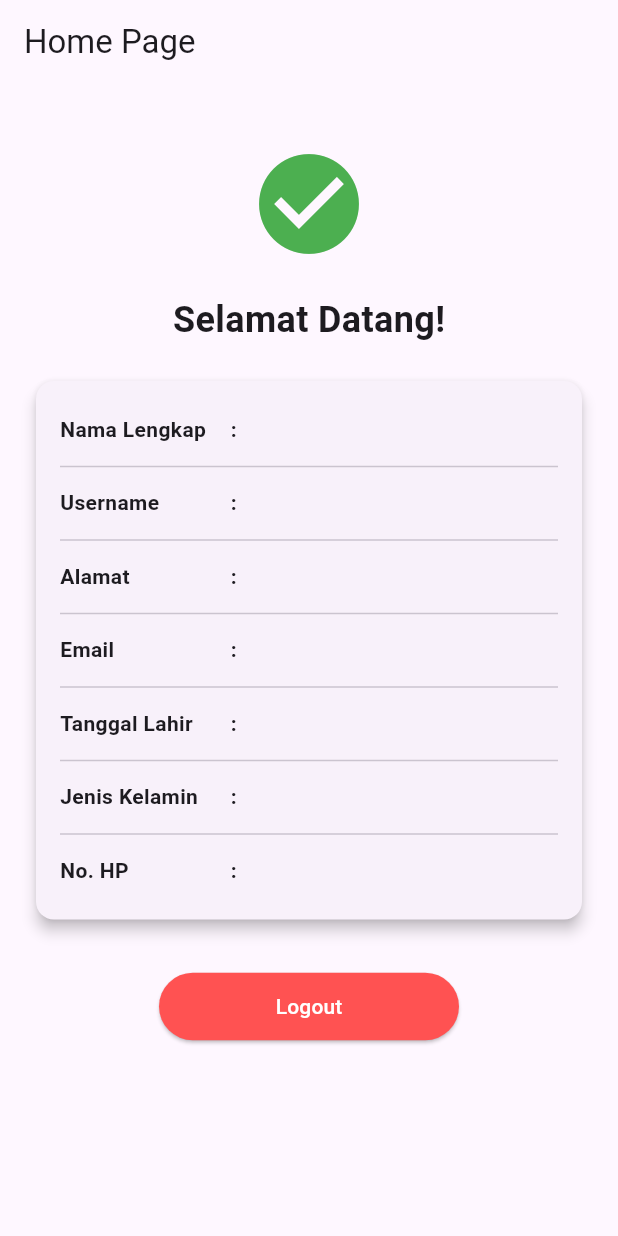
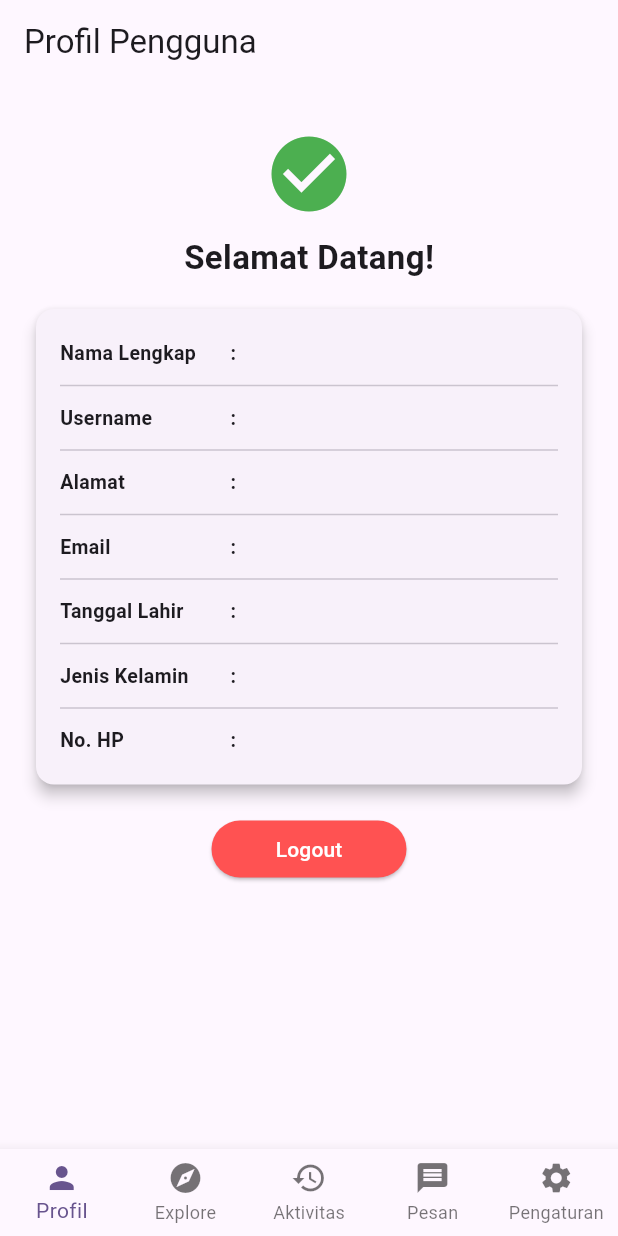
Before and after one commit to Yaugustz/Workshop-Pengebangan-Aplikasi, a Flutter app: the HomePage screen opened directly with empty values, on a phone screen of 412 x 824 dp. Run offline on Flutter 3.47's test engine with Material 3 defaults, Android fonts, the phone set to English and light mode, and no system bars.

Commit message:
Penambahan fitur Navbar

```diff
--- /dev/null
+++ b/lib/pages/activity_page.dart
@@ -0,0 +1,15 @@
+import 'package:flutter/material.dart';
+
+class ActivityPage extends StatelessWidget {
+  const ActivityPage({super.key});
+
+  @override
+  Widget build(BuildContext context) {
+    return const Center(
+      child: Text(
+        'Halaman Aktivitas',
+        style: TextStyle(fontSize: 20, fontWeight: FontWeight.w500, color: Colors.grey),
+      ),
+    );
+  }
+}
--- /dev/null
+++ b/lib/pages/explore_page.dart
@@ -0,0 +1,15 @@
+import 'package:flutter/material.dart';
+
+class ExplorePage extends StatelessWidget {
+  const ExplorePage({super.key});
+
+  @override
+  Widget build(BuildContext context) {
+    return const Center(
+      child: Text(
+        'Halaman Explore',
+        style: TextStyle(fontSize: 20, fontWeight: FontWeight.w500, color: Colors.grey),
+      ),
+    );
+  }
+}
--- a/lib/pages/home_page.dart
+++ b/lib/pages/home_page.dart
@@ -1,107 +1,88 @@
 import 'package:flutter/material.dart';
 import '../models/user_model.dart';
-import 'login_page.dart'; // Import halaman login
+import 'profile_page.dart';
+import 'explore_page.dart';
+import 'activity_page.dart';
+import 'message_page.dart';
+import 'settings_page.dart';
 
-class HomePage extends StatelessWidget {
+class HomePage extends StatefulWidget {
   final UserModel user;
 
   const HomePage({super.key, required this.user});
 
   @override
+  State<HomePage> createState() => _HomePageState();
+}
+
+class _HomePageState extends State<HomePage> {
+  int _currentIndex = 0;
+
+  @override
   Widget build(BuildContext context) {
+    // Memasukkan halaman-halaman dari file terpisah ke dalam list
+    final List<Widget> pages = [
+      ProfilePage(user: widget.user),
+      const ExplorePage(),
+      const ActivityPage(),
+      const MessagePage(),
+      const SettingsPage(),
+    ];
+
     return Scaffold(
       appBar: AppBar(
-        title: const Text('Home Page'),
-        automaticallyImplyLeading: false, // Menghilangkan tombol back bawaan
+        title: Text(_getTitle(_currentIndex)),
+        automaticallyImplyLeading: false,
       ),
-      // Menggunakan SingleChildScrollView agar layar bisa di-scroll
-      body: SingleChildScrollView(
-        padding: const EdgeInsets.all(20.0),
-        child: Column(
-          mainAxisAlignment: MainAxisAlignment.center,
-          children: [
-            const SizedBox(height: 20),
-            const Icon(Icons.check_circle, color: Colors.green, size: 80),
-            const SizedBox(height: 20),
-            const Text(
-              'Selamat Datang!',
-              style: TextStyle(fontSize: 24, fontWeight: FontWeight.bold),
-            ),
-            const SizedBox(height: 20),
-
-            // Kartu untuk menampilkan seluruh data profil
-            Card(
-              elevation: 4,
-              child: Padding(
-                padding: const EdgeInsets.all(16.0),
-                child: Column(
-                  crossAxisAlignment: CrossAxisAlignment.start,
-                  children: [
-                    _buildProfileRow('Nama Lengkap', user.namaLengkap),
-                    const Divider(),
-                    _buildProfileRow('Username', user.username),
-                    const Divider(),
-                    _buildProfileRow('Alamat', user.alamat),
-                    const Divider(),
-                    _buildProfileRow('Email', user.email),
-                    const Divider(),
-                    _buildProfileRow('Tanggal Lahir', user.tglLahir),
-                    const Divider(),
-                    _buildProfileRow('Jenis Kelamin', user.jenisKelamin),
-                    const Divider(),
-                    _buildProfileRow('No. HP', user.noHp),
-                  ],
-                ),
-              ),
-            ),
-
-            const SizedBox(height: 30),
-
-            // Tombol Logout
-            ElevatedButton(
-              style: ElevatedButton.styleFrom(
-                minimumSize: const Size(200, 45),
-                backgroundColor: Colors.redAccent, // Memberikan warna merah khas tombol keluar
-                foregroundColor: Colors.white, // Warna teks putih
-              ),
-              onPressed: () {
-                // Menghapus riwayat navigasi dan kembali ke halaman login
-                Navigator.pushReplacement(
-                  context,
-                  MaterialPageRoute(builder: (context) => const LoginPage()),
-                );
-              },
-              child: const Text('Logout'),
-            ),
-          ],
-        ),
-      ),
-    );
-  }
-
-  // Fungsi bantuan (helper) agar penulisan baris profil lebih rapi dan konsisten
-  Widget _buildProfileRow(String label, String value) {
-    return Padding(
-      padding: const EdgeInsets.symmetric(vertical: 6.0),
-      child: Row(
-        crossAxisAlignment: CrossAxisAlignment.start,
-        children: [
-          SizedBox(
-            width: 110, // Lebar tetap untuk label agar titik duanya sejajar
-            child: Text(
-              label,
-              style: const TextStyle(fontWeight: FontWeight.bold, fontSize: 14),
-            ),
+      body: pages[_currentIndex],
+      bottomNavigationBar: BottomNavigationBar(
+        currentIndex: _currentIndex,
+        onTap: (index) {
+          setState(() {
+            _currentIndex = index;
+          });
+        },
+        type: BottomNavigationBarType.fixed, // Agar 5 item muat sejajar
+        items: const [
+          BottomNavigationBarItem(
+            icon: Icon(Icons.person),
+            label: 'Profil',
           ),
-          const Text(' : ', style: TextStyle(fontSize: 14, fontWeight: FontWeight.bold)),
-          Expanded(
-            child: Text(
-              value,
-              style: const TextStyle(fontSize: 14),
-            ),
+          BottomNavigationBarItem(
+            icon: Icon(Icons.explore),
+            label: 'Explore',
+          ),
+          BottomNavigationBarItem(
+            icon: Icon(Icons.history),
+            label: 'Aktivitas',
+          ),
+          BottomNavigationBarItem(
+            icon: Icon(Icons.message),
+            label: 'Pesan',
+          ),
+          BottomNavigationBarItem(
+            icon: Icon(Icons.settings),
+            label: 'Pengaturan',
           ),
         ],
       ),
     );
   }
+
+  String _getTitle(int index) {
+    switch (index) {
+      case 0:
+        return 'Profil Pengguna';
+      case 1:
+        return 'Explore';
+      case 2:
+        return 'Aktivitas';
+      case 3:
+        return 'Pesan';
+      case 4:
+        return 'Pengaturan';
+      default:
+        return 'Home';
+    }
+  }
 }
--- /dev/null
+++ b/lib/pages/message_page.dart
@@ -0,0 +1,15 @@
+import 'package:flutter/material.dart';
+
+class MessagePage extends StatelessWidget {
+  const MessagePage({super.key});
+
+  @override
+  Widget build(BuildContext context) {
+    return const Center(
+      child: Text(
+        'Halaman Pesan',
+        style: TextStyle(fontSize: 20, fontWeight: FontWeight.w500, color: Colors.grey),
+      ),
+    );
+  }
+}
--- /dev/null
+++ b/lib/pages/profile_page.dart
@@ -0,0 +1,98 @@
+import 'package:flutter/material.dart';
+import '../models/user_model.dart';
+import 'login_page.dart';
+
+class ProfilePage extends StatelessWidget {
+  final UserModel user;
+
+  const ProfilePage({super.key, required this.user});
+
+  @override
+  Widget build(BuildContext context) {
+    return SingleChildScrollView(
+      padding: const EdgeInsets.all(20.0),
+      child: Column(
+        mainAxisAlignment: MainAxisAlignment.center,
+        children: [
+          const SizedBox(height: 10),
+          const Icon(Icons.check_circle, color: Colors.green, size: 60),
+          const SizedBox(height: 10),
+          const Text(
+            'Selamat Datang!',
+            style: TextStyle(fontSize: 22, fontWeight: FontWeight.bold),
+          ),
+          const SizedBox(height: 15),
+          Card(
+            elevation: 4,
+            child: Padding(
+              padding: const EdgeInsets.all(16.0),
+              child: Column(
+                crossAxisAlignment: CrossAxisAlignment.start,
+                children: [
+                  _buildProfileRow('Nama Lengkap', user.namaLengkap),
+                  const Divider(),
+                  _buildProfileRow('Username', user.username),
+                  const Divider(),
+                  _buildProfileRow('Alamat', user.alamat),
+                  const Divider(),
+                  _buildProfileRow('Email', user.email),
+                  const Divider(),
+                  _buildProfileRow('Tanggal Lahir', user.tglLahir),
+                  const Divider(),
+                  _buildProfileRow('Jenis Kelamin', user.jenisKelamin),
+                  const Divider(),
+                  _buildProfileRow('No. HP', user.noHp),
+                ],
+              ),
+            ),
+          ),
+          const SizedBox(height: 20),
+          SizedBox(
+            width: 130,
+            height: 38,
+            child: ElevatedButton(
+              style: ElevatedButton.styleFrom(
+                backgroundColor: Colors.redAccent,
+                foregroundColor: Colors.white,
+                padding: EdgeInsets.zero,
+              ),
+              onPressed: () {
+                Navigator.pushReplacement(
+                  context,
+                  MaterialPageRoute(builder: (context) => const LoginPage()),
+                );
+              },
+              child: const Text('Logout', style: TextStyle(fontSize: 14)),
+            ),
+          ),
+          const SizedBox(height: 10),
+        ],
+      ),
+    );
+  }
+
+  Widget _buildProfileRow(String label, String value) {
+    return Padding(
+      padding: const EdgeInsets.symmetric(vertical: 4.0),
+      child: Row(
+        crossAxisAlignment: CrossAxisAlignment.start,
+        children: [
+          SizedBox(
+            width: 110,
+            child: Text(
+              label,
+              style: const TextStyle(fontWeight: FontWeight.bold, fontSize: 13),
+            ),
+          ),
+          const Text(' : ', style: TextStyle(fontSize: 13, fontWeight: FontWeight.bold)),
+          Expanded(
+            child: Text(
+              value,
+              style: const TextStyle(fontSize: 13),
+            ),
+          ),
+        ],
+      ),
+    );
+  }
+}
--- /dev/null
+++ b/lib/pages/settings_page.dart
@@ -0,0 +1,15 @@
+import 'package:flutter/material.dart';
+
+class SettingsPage extends StatelessWidget {
+  const SettingsPage({super.key});
+
+  @override
+  Widget build(BuildContext context) {
+    return const Center(
+      child: Text(
+        'Halaman Pengaturan',
+        style: TextStyle(fontSize: 20, fontWeight: FontWeight.w500, color: Colors.grey),
+      ),
+    );
+  }
+}
```
